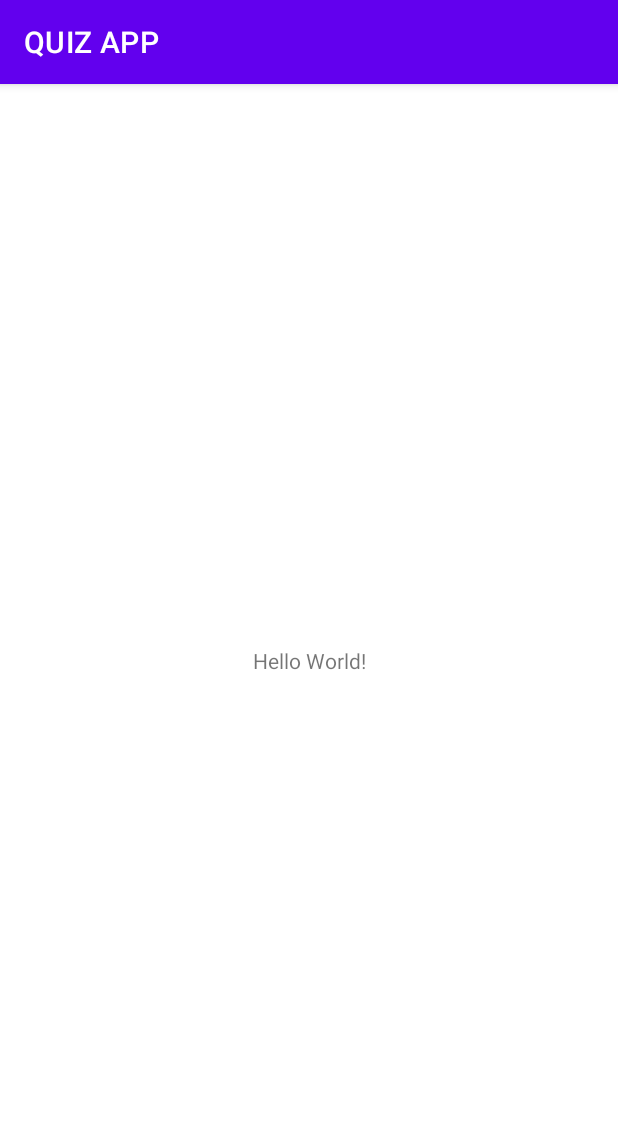
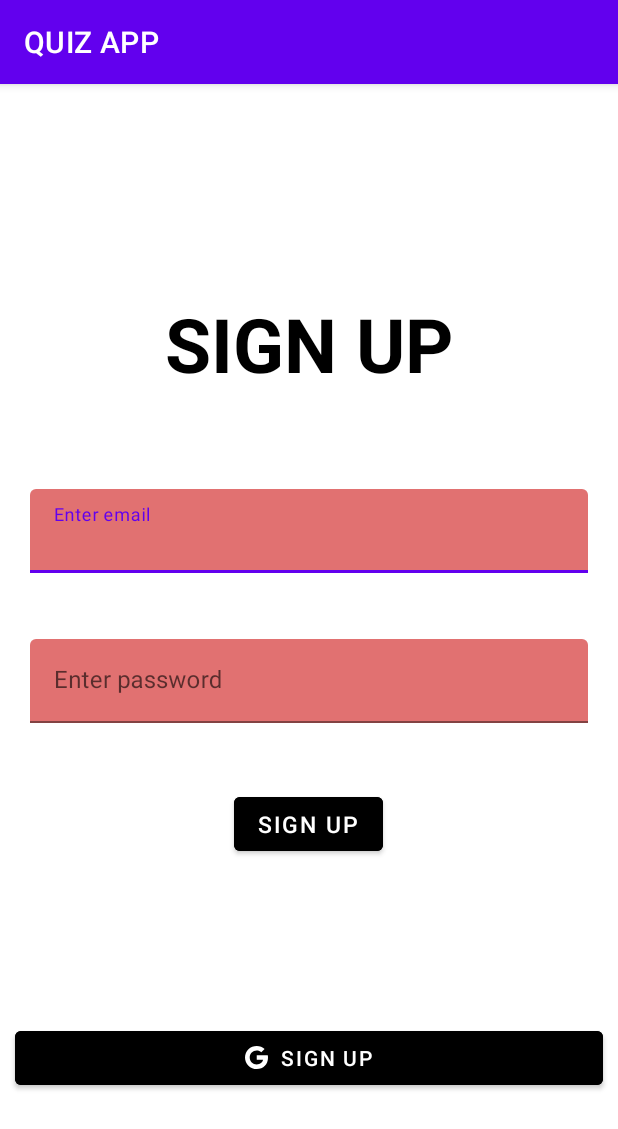
Before and after one commit to impratikspatil/QUIZAPP, an Android app: the screen it shows after launch (MainActivity before the commit, LoginActivity after it), on a phone screen of 412 x 824 dp. Shown: the top 1129 px of the screen. Run offline under Robolectric (Android 15) with nearby library versions, the phone set to English and light mode, and no system bars.

```diff
--- a/app/build.gradle
+++ b/app/build.gradle
@@ -1,6 +1,7 @@
 plugins {
     id 'com.android.application'
     id 'org.jetbrains.kotlin.android'
+    id 'com.google.gms.google-services'
 }
 
 android {
@@ -29,6 +30,9 @@ android {
     kotlinOptions {
         jvmTarget = '1.8'
     }
+    buildFeatures {
+        viewBinding true
+    }
 }
 
 dependencies {
@@ -37,6 +41,10 @@ dependencies {
     implementation 'androidx.appcompat:appcompat:1.5.0'
     implementation 'com.google.android.material:material:1.6.1'
     implementation 'androidx.constraintlayout:constraintlayout:2.1.4'
+    implementation 'androidx.annotation:annotation:1.2.0'
+    implementation 'androidx.lifecycle:lifecycle-livedata-ktx:2.5.1'
+    implementation 'androidx.lifecycle:lifecycle-viewmodel-ktx:2.5.1'
+    implementation 'com.google.firebase:firebase-auth-ktx:21.0.7'
     testImplementation 'junit:junit:4.13.2'
     androidTestImplementation 'androidx.test.ext:junit:1.1.3'
     androidTestImplementation 'androidx.test.espresso:espresso-core:3.4.0'
--- a/app/src/main/AndroidManifest.xml
+++ b/app/src/main/AndroidManifest.xml
@@ -1,7 +1,7 @@
 <?xml version="1.0" encoding="utf-8"?>
 <manifest xmlns:android="http://schemas.android.com/apk/res/android"
     xmlns:tools="http://schemas.android.com/tools"
-    package="com.example.quizapp">
+    package="com.example.quizapp" >
 
     <application
         android:allowBackup="true"
@@ -12,16 +12,21 @@
         android:roundIcon="@mipmap/ic_launcher_round"
         android:supportsRtl="true"
         android:theme="@style/Theme.QUIZAPP"
-        tools:targetApi="31">
+        tools:targetApi="31" >
         <activity
-            android:name=".MainActivity"
-            android:exported="true">
+            android:name=".LoginActivity"
+            android:exported="true" >
             <intent-filter>
                 <action android:name="android.intent.action.MAIN" />
 
                 <category android:name="android.intent.category.LAUNCHER" />
             </intent-filter>
         </activity>
+        <activity
+            android:name=".MainActivity"
+            android:exported="true" >
+
+        </activity>
     </application>
 
 </manifest>
--- /dev/null
+++ b/app/src/main/java/com/example/quizapp/LoginActivity.kt
@@ -0,0 +1,11 @@
+package com.example.quizapp
+
+import androidx.appcompat.app.AppCompatActivity
+import android.os.Bundle
+
+class LoginActivity : AppCompatActivity() {
+    override fun onCreate(savedInstanceState: Bundle?) {
+        super.onCreate(savedInstanceState)
+        setContentView(R.layout.activity_login)
+    }
+}
--- /dev/null
+++ b/app/src/main/res/drawable/ic_google.xml
@@ -0,0 +1,9 @@
+<vector xmlns:android="http://schemas.android.com/apk/res/android"
+    android:width="24dp"
+    android:height="24dp"
+    android:viewportWidth="24"
+    android:viewportHeight="24">
+  <path
+      android:pathData="M23.764,9.75C23.917,10.553 24,11.393 24,12.269C24,19.125 19.318,24 12.246,24C10.637,24 9.045,23.69 7.559,23.087C6.073,22.485 4.723,21.601 3.586,20.486C2.448,19.372 1.546,18.049 0.931,16.593C0.316,15.137 -0,13.576 0,12C-0,10.424 0.316,8.863 0.931,7.407C1.546,5.951 2.448,4.628 3.586,3.514C4.723,2.399 6.073,1.515 7.559,0.912C9.045,0.31 10.637,-0 12.246,0C15.552,0 18.315,1.192 20.435,3.128L16.983,6.511V6.502C15.698,5.303 14.067,4.687 12.246,4.687C8.205,4.687 4.921,8.032 4.921,11.993C4.921,15.952 8.205,19.304 12.246,19.304C15.912,19.304 18.407,17.25 18.92,14.429H12.246V9.75H23.765H23.764Z"
+      android:fillColor="#000000"/>
+</vector>
--- /dev/null
+++ b/app/src/main/res/layout/activity_login.xml
@@ -0,0 +1,105 @@
+<?xml version="1.0" encoding="utf-8"?>
+<androidx.constraintlayout.widget.ConstraintLayout xmlns:android="http://schemas.android.com/apk/res/android"
+    xmlns:app="http://schemas.android.com/apk/res-auto"
+    xmlns:tools="http://schemas.android.com/tools"
+    android:layout_width="match_parent"
+    android:layout_height="match_parent"
+    tools:context=".LoginActivity"
+    >
+
+ <com.google.android.material.textview.MaterialTextView
+     app:layout_constraintTop_toTopOf="parent"
+     app:layout_constraintBottom_toBottomOf="@id/email"
+     app:layout_constraintStart_toStartOf="parent"
+     app:layout_constraintEnd_toEndOf="parent"
+     android:textSize="50sp"
+     android:text="SIGN UP"
+     android:gravity="center"
+     android:textStyle="bold"
+     android:textAlignment="center"
+     android:textColor="@color/black"
+
+     android:layout_width="match_parent"
+     android:layout_height="wrap_content"/>
+
+
+
+    <com.google.android.material.textfield.TextInputLayout
+        android:layout_width="match_parent"
+        android:layout_height="wrap_content"
+        app:layout_constraintEnd_toStartOf="parent"
+        app:layout_constraintEnd_toEndOf="parent"
+        app:layout_constraintTop_toTopOf="parent"
+        android:layout_marginVertical="250dp"
+        android:id="@+id/email"
+        android:padding="10dp"
+        >
+
+        <com.google.android.material.textfield.TextInputEditText
+            android:layout_width="match_parent"
+            android:layout_height="match_parent"
+            android:layout_margin="10dp"
+            android:hint="Enter email"
+            android:backgroundTint="#E17171"
+            />
+    </com.google.android.material.textfield.TextInputLayout>
+
+    <com.google.android.material.textfield.TextInputLayout
+        android:id="@+id/textInputLayout"
+        android:layout_width="match_parent"
+        android:layout_height="wrap_content"
+        android:layout_marginTop="350dp"
+        app:layout_constraintEnd_toEndOf="parent"
+        app:layout_constraintEnd_toStartOf="parent"
+        android:padding="10dp"
+        app:layout_constraintTop_toTopOf="parent">
+
+        <com.google.android.material.textfield.TextInputEditText
+            android:id="@+id/password"
+            android:layout_width="match_parent"
+            android:layout_height="match_parent"
+            android:layout_margin="10dp"
+            android:backgroundTint="#E17171"
+            android:hint="Enter password" />
+
+    </com.google.android.material.textfield.TextInputLayout>
+
+
+    <com.google.android.material.button.MaterialButton
+        android:layout_width="wrap_content"
+
+        android:layout_height="wrap_content"
+        android:backgroundTint="@color/black"
+        android:text="SIGN UP"
+        android:textSize="15sp"
+        app:layout_constraintBottom_toTopOf="@id/googlesignin"
+        app:layout_constraintEnd_toEndOf="parent"
+        app:layout_constraintHorizontal_bias="0.498"
+        app:layout_constraintStart_toStartOf="parent"
+        app:layout_constraintTop_toBottomOf="@+id/textInputLayout"
+
+        app:layout_constraintVertical_bias="0.18">
+
+    </com.google.android.material.button.MaterialButton>
+
+    <com.google.android.material.button.MaterialButton
+        android:layout_width="match_parent"
+        android:layout_height="wrap_content"
+        android:layout_margin="10dp"
+        android:id="@+id/googlesignin"
+        android:backgroundTint="@color/black"
+        android:text="SIGN UP"
+        app:icon="@drawable/ic_google"
+        app:iconGravity="textStart"
+        app:iconSize="15dp"
+        app:layout_constraintBottom_toBottomOf="parent"
+        app:layout_constraintEnd_toEndOf="parent"
+        app:layout_constraintHorizontal_bias="1.0"
+        app:layout_constraintStart_toStartOf="parent"
+        app:layout_constraintTop_toBottomOf="@+id/textInputLayout"
+        app:layout_constraintVertical_bias="0.666">
+
+    </com.google.android.material.button.MaterialButton>
+
+
+</androidx.constraintlayout.widget.ConstraintLayout>
--- /dev/null
+++ b/app/src/main/res/values-land/dimens.xml
@@ -0,0 +1,3 @@
+<resources>
+    <dimen name="activity_horizontal_margin">48dp</dimen>
+</resources>
--- /dev/null
+++ b/app/src/main/res/values-w1240dp/dimens.xml
@@ -0,0 +1,3 @@
+<resources>
+    <dimen name="activity_horizontal_margin">200dp</dimen>
+</resources>
--- /dev/null
+++ b/app/src/main/res/values-w600dp/dimens.xml
@@ -0,0 +1,3 @@
+<resources>
+    <dimen name="activity_horizontal_margin">48dp</dimen>
+</resources>
--- a/app/src/main/res/values/colors.xml
+++ b/app/src/main/res/values/colors.xml
@@ -7,4 +7,5 @@
     <color name="teal_700">#FF018786</color>
     <color name="black">#FF000000</color>
     <color name="white">#FFFFFFFF</color>
+    <color name="red">#D42C2C</color>
 </resources>
--- /dev/null
+++ b/app/src/main/res/values/dimens.xml
@@ -0,0 +1,5 @@
+<resources>
+    <!-- Default screen margins, per the Android Design guidelines. -->
+    <dimen name="activity_horizontal_margin">16dp</dimen>
+    <dimen name="activity_vertical_margin">16dp</dimen>
+</resources>
--- a/app/src/main/res/values/strings.xml
+++ b/app/src/main/res/values/strings.xml
@@ -1,3 +1,12 @@
 <resources>
     <string name="app_name">QUIZ APP</string>
+    <string name="title_activity_login">LoginActivity</string>
+    <string name="prompt_email">Email</string>
+    <string name="prompt_password">Password</string>
+    <string name="action_sign_in">Sign in or register</string>
+    <string name="action_sign_in_short">Sign in</string>
+    <string name="welcome">"Welcome !"</string>
+    <string name="invalid_username">Not a valid username</string>
+    <string name="invalid_password">Password must be >5 characters</string>
+    <string name="login_failed">"Login failed"</string>
 </resources>
--- a/build.gradle
+++ b/build.gradle
@@ -1,4 +1,8 @@
-// Top-level build file where you can add configuration options common to all sub-projects/modules.
+buildscript {
+    dependencies {
+        classpath 'com.google.gms:google-services:4.3.13'
+    }
+}// Top-level build file where you can add configuration options common to all sub-projects/modules.
 plugins {
     id 'com.android.application' version '7.2.0' apply false
     id 'com.android.library' version '7.2.0' apply false
```
Also changed, not shown: 1 other file.
